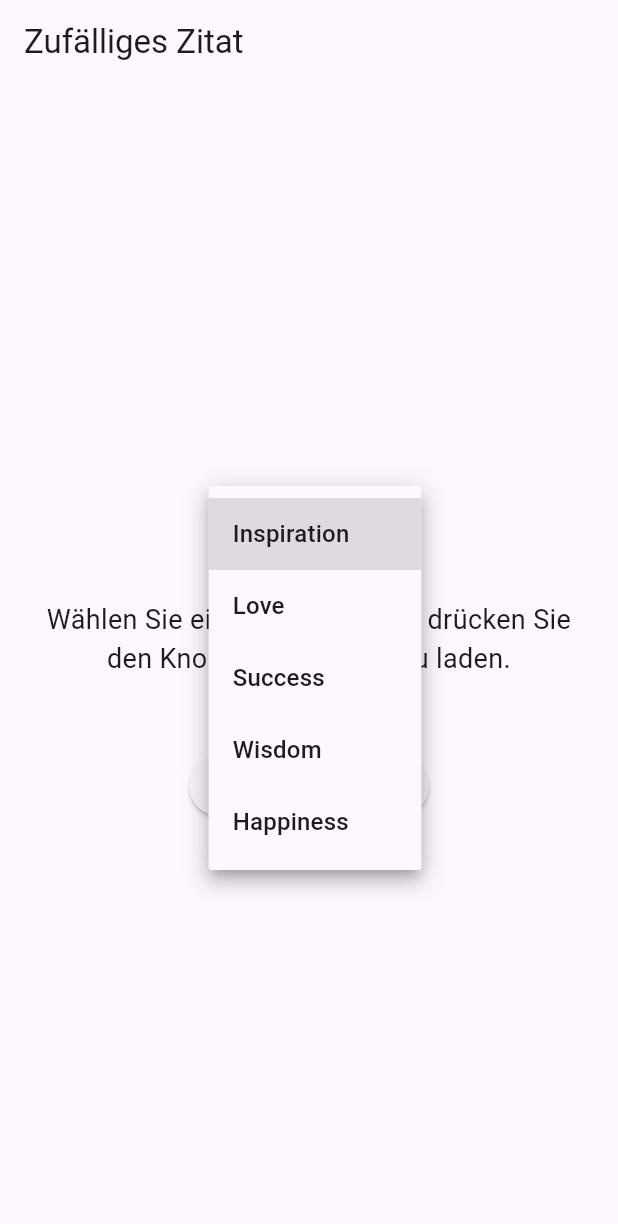
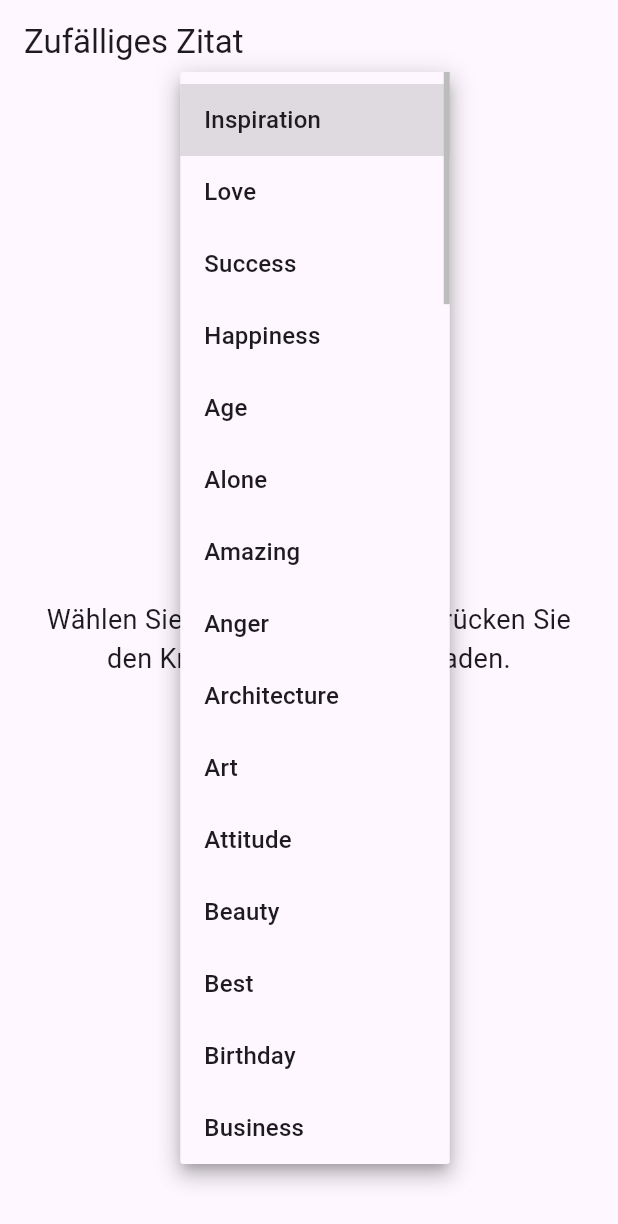
Before and after one commit to SimonAppAkademie/apidemo, a Flutter app: the screen it shows after launch, after a tap on "Inspiration", on a phone screen of 412 x 824 dp. Shown: the top 1224 px of the screen. Run offline on Flutter 3.47's test engine with Material 3 defaults, Android fonts, the phone set to English and light mode, and no system bars.

Commit message:
expanded list

```diff
--- a/lib/main.dart
+++ b/lib/main.dart
@@ -23,8 +23,80 @@ class QuoteScreen extends StatefulWidget {
 class _QuoteScreenState extends State<QuoteScreen> {
   String quote = "Wählen Sie eine Kategorie und drücken Sie den Knopf, um ein Zitat zu laden.";
   String author = "";
-  String category = "inspiration";
-  List<String> categories = ["inspiration", "love", "success", "wisdom", "happiness"];
+  String? category = "inspiration";
+  List<String> categories = [
+    "inspiration",
+    "love",
+    "success",
+    "happiness",
+    "age",
+    "alone",
+    "amazing",
+    "anger",
+    "architecture",
+    "art",
+    "attitude",
+    "beauty",
+    "best",
+    "birthday",
+    "business",
+    "car",
+    "change",
+    "communication",
+    "computers",
+    "cool",
+    "courage",
+    "dad",
+    "dating",
+    "death",
+    "design",
+    "dreams",
+    "education",
+    "environmental",
+    "equality",
+    "experience",
+    "failure",
+    "faith",
+    "family",
+    "famous",
+    "fear",
+    "fitness",
+    "food",
+    "forgiveness",
+    "freedom",
+    "friendship",
+    "funny",
+    "future",
+    "god",
+    "good",
+    "government",
+    "graduation",
+    "great",
+    "happiness",
+    "health",
+    "history",
+    "home",
+    "hope",
+    "humor",
+    "imagination",
+    "inspirational",
+    "intelligence",
+    "jealousy",
+    "knowledge",
+    "leadership",
+    "learning",
+    "legal",
+    "life",
+    "love",
+    "marriage",
+    "medical",
+    "men",
+    "mom",
+    "money",
+    "morning",
+    "movies",
+    "success"
+  ];
 
   Future<void> fetchQuote() async {
     final response = await http.get(
```
